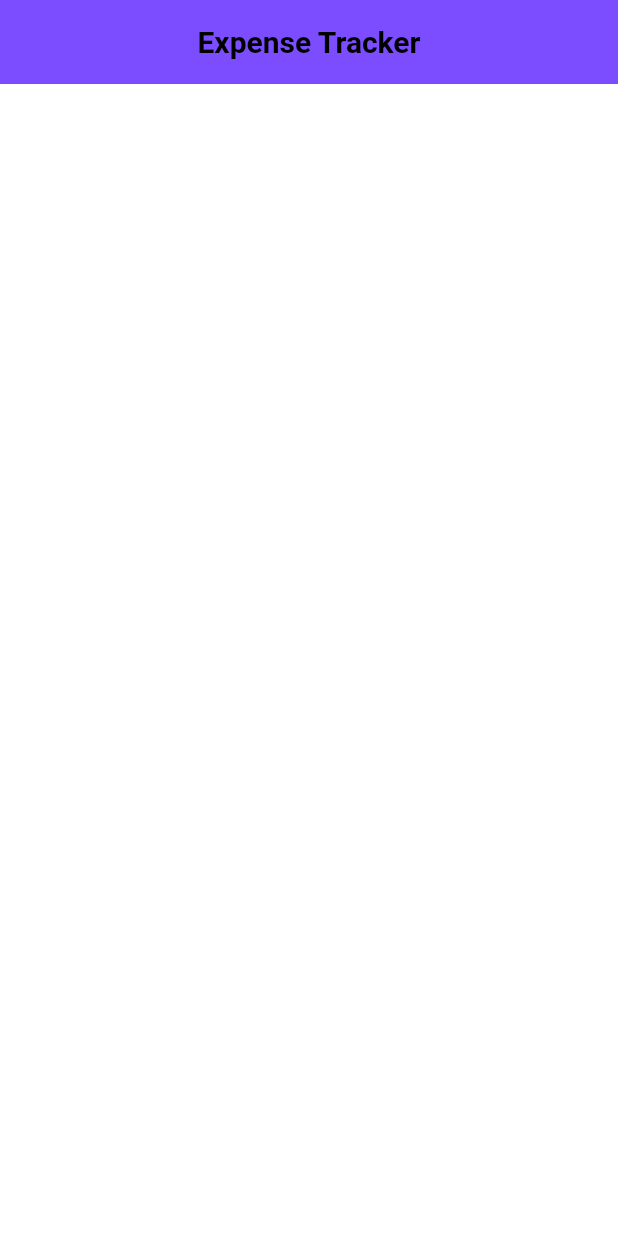
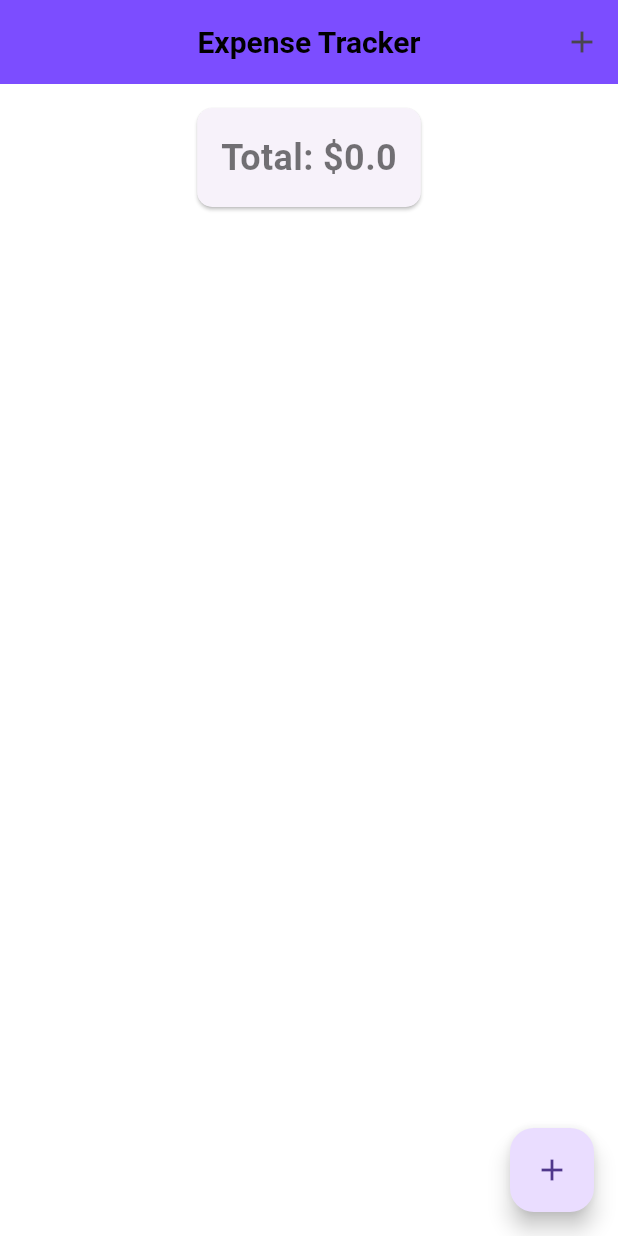
Before and after one commit to sabbirafmkhan/expenseApp, a Flutter app: the screen it shows after launch, on a phone screen of 412 x 824 dp. Run offline on Flutter 3.47's test engine with Material 3 defaults, Android fonts, the phone set to English and light mode, and no system bars.

Commit message:
added funtion and ui

```diff
--- a/lib/screens/HomePage.dart
+++ b/lib/screens/HomePage.dart
@@ -1,3 +1,4 @@
+import 'package:expense_app/model/expense.dart';
 import 'package:flutter/material.dart';
 
 class Homepage extends StatefulWidget {
@@ -8,12 +9,103 @@ class Homepage extends StatefulWidget {
 }
 
 class _HomepageState extends State<Homepage> {
+  final List<Expense> _expense = [];
+  final List<String> _category = [
+    'Food',
+    'Transport',
+    'Entertainment',
+    'Bills'
+  ];
+  double _total = 0.0;
+
+  void _showForm(BuildContext context) {
+    TextEditingController titleController = TextEditingController();
+    TextEditingController amountController = TextEditingController();
+
+    showModalBottomSheet(
+      context: context,
+      isScrollControlled: true,
+      builder: (_) {
+        return Padding(
+          padding: EdgeInsets.only(
+              bottom: MediaQuery.of(context).viewInsets.bottom,
+              left: 16,
+              right: 16,
+              top: 16),
+          child: Column(
+            mainAxisSize: MainAxisSize.min,
+            children: [
+              TextField(
+                decoration: InputDecoration(labelText: "Title"),
+              ),
+              SizedBox(
+                height: 10,
+              ),
+              TextField(
+                decoration: InputDecoration(labelText: "Amount"),
+              ),
+            ],
+          ),
+        );
+      },
+    );
+  }
+ // 1 hour.
   @override
   Widget build(BuildContext context) {
     return Scaffold(
       appBar: AppBar(
         title: Text("Expense Tracker"),
-        // 33 min
+        actions: [
+          IconButton(
+            onPressed: () => _showForm(context),
+            icon: Icon(Icons.add),
+          ),
+        ],
+      ),
+      body: Column(
+        children: [
+          Center(
+            child: Card(
+              margin: EdgeInsets.all(16),
+              shape: RoundedRectangleBorder(
+                  borderRadius: BorderRadius.circular(10)),
+              child: Padding(
+                padding: const EdgeInsets.all(16.0),
+                child: Text(
+                  "Total: \$$_total",
+                  style: TextStyle(
+                    fontSize: 24,
+                    fontWeight: FontWeight.bold,
+                  ),
+                ),
+              ),
+            ),
+          ),
+          Expanded(
+            child: ListView.builder(
+              itemCount: _expense.length,
+              itemBuilder: (ctx, index) {
+                return Card(
+                  child: ListTile(
+                    leading: CircleAvatar(
+                      backgroundColor: Colors.blueAccent,
+                      child: Text(_expense[index].category),
+                    ),
+                    title: Text(_expense[index].title),
+                    subtitle: Text(
+                      _expense[index].date.toString(),
+                    ),
+                  ),
+                );
+              },
+            ),
+          )
+        ],
+      ),
+      floatingActionButton: FloatingActionButton(
+        onPressed: () => _showForm(context),
+        child: Icon(Icons.add),
       ),
     );
   }
```
